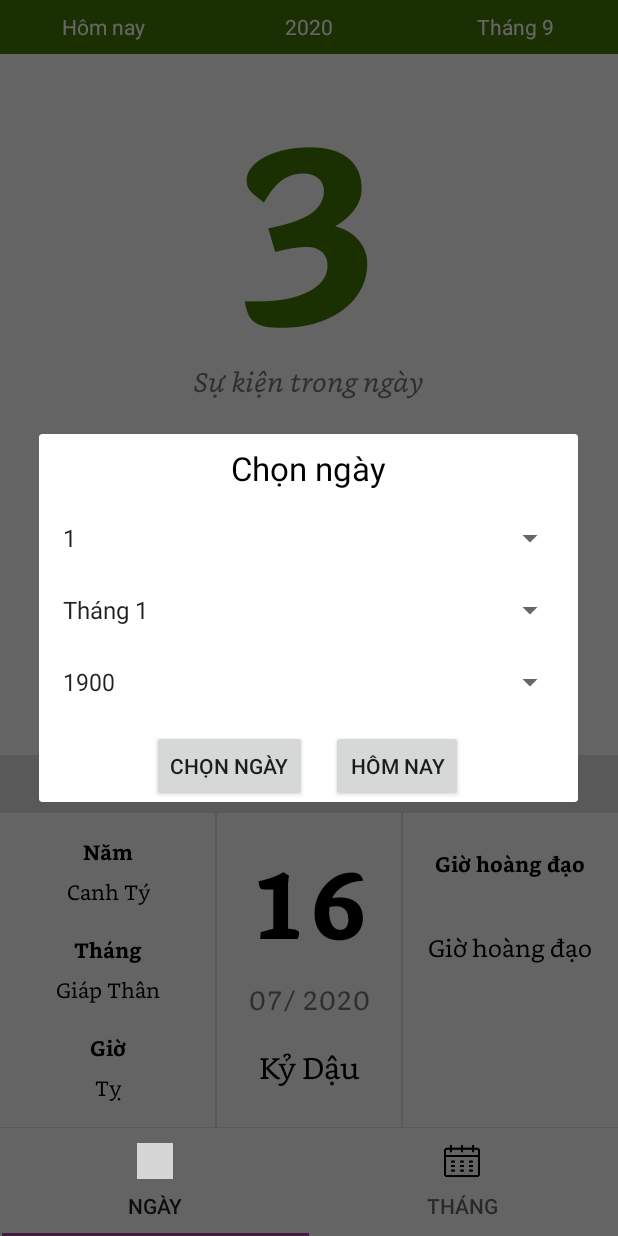
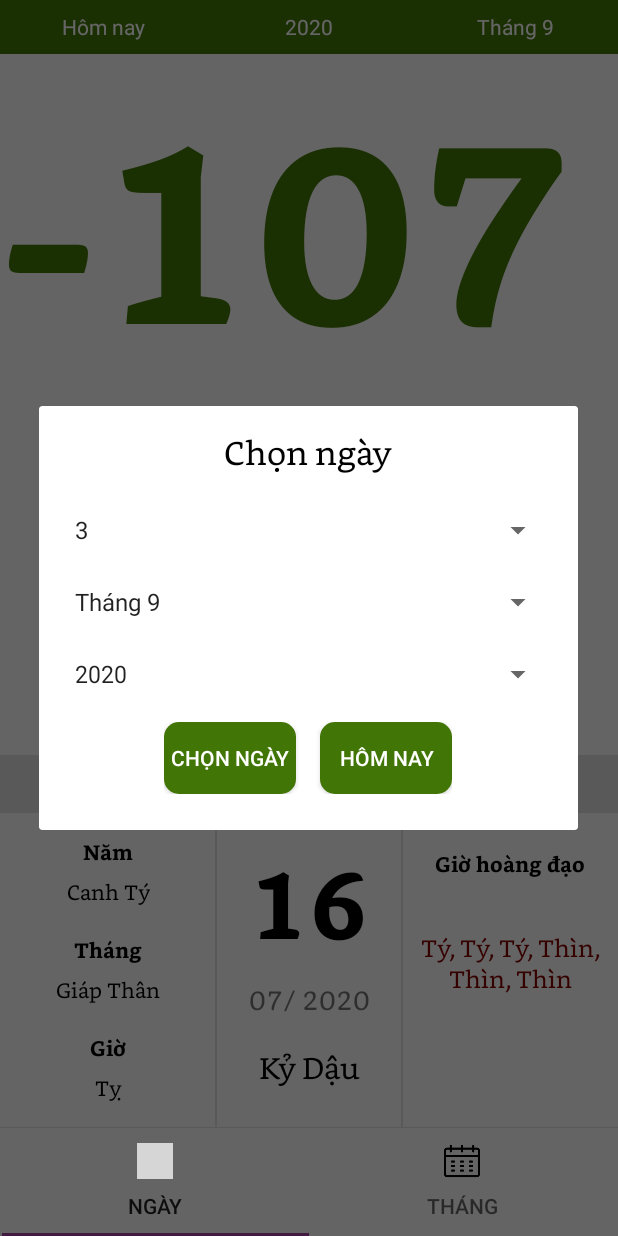
Before and after one commit to hungnm-1712/Calendar, an Android app: the screen it shows after launch (MainActivity), after a tap on "Hôm nay", on a phone screen of 412 x 824 dp. Run offline under Robolectric (Android 15) with nearby library versions, the phone set to English and light mode, and no system bars; grey boxes are pictures that could not be loaded.

Commit message:
a Hung fix 1

```diff
--- a/app/src/main/java/com/example/calendar/adapter/ViewPagerDayDetailAdapter.kt
+++ b/app/src/main/java/com/example/calendar/adapter/ViewPagerDayDetailAdapter.kt
@@ -10,13 +10,12 @@ import com.example.calendar.fragment.MonthFragment
 
 class ViewPagerDayDetailAdapter(
     private val mContext: Context,
-    fm: FragmentManager,
-    var dd: Int, var mm: Int, var yyyy: Int
+    fm: FragmentManager
 ) :
     FragmentPagerAdapter(fm) {
 
     override fun getItem(position: Int): Fragment {
-        return  DayDetailFragment.newInstance(dd, mm, yyyy)
+        return  DayDetailFragment.newInstance(position)
     }
 
     override fun getCount(): Int {
--- a/app/src/main/java/com/example/calendar/fragment/DayDetailFragment.kt
+++ b/app/src/main/java/com/example/calendar/fragment/DayDetailFragment.kt
@@ -10,12 +10,11 @@ import android.view.ViewGroup
 import com.example.calendar.R
 import com.example.calendar.instance.CaculateDate
 import kotlinx.android.synthetic.main.fragment_day_detail.*
+import java.text.FieldPosition
 
 // TODO: Rename parameter arguments, choose names that match
 // the fragment initialization parameters, e.g. ARG_ITEM_NUMBER
-private const val ARG_PARAM1 = "param1"
-private const val ARG_PARAM2 = "param2"
-private const val ARG_PARAM3 = "param3"
+private const val ARG_POS = "pos"
 
 /**
  * A simple [Fragment] subclass.
@@ -25,16 +24,15 @@ private const val ARG_PARAM3 = "param3"
 class DayDetailFragment : Fragment() {
     // TODO: Rename and change types of parameters
     val TAG = "TAG Day detail fragment"
-    private var dd: Int? = null
-    private var mm: Int? = null
-    private var yyyy: Int? = null
+    private var pos: Int? = null
+//    private var dd: Int? = null
+//    private var mm: Int? = null
+//    private var yyyy: Int? = null
 
     override fun onCreate(savedInstanceState: Bundle?) {
         super.onCreate(savedInstanceState)
         arguments?.let {
-            dd = it.getInt(ARG_PARAM1)
-            mm = it.getInt(ARG_PARAM2)
-            yyyy = it.getInt(ARG_PARAM3)
+            pos = it.getInt(ARG_POS)
         }
     }
 
@@ -47,8 +45,9 @@ class DayDetailFragment : Fragment() {
 
     override fun onViewCreated(view: View, savedInstanceState: Bundle?) {
         try {
-            tvNgayDuong.text = dd.toString()
-            tvThu.text = CaculateDate.getThu(dd!!, mm!!, yyyy!!)
+
+            tvNgayDuong.text = (pos?.minus(Int.MAX_VALUE)).toString()
+//            tvThu.text = CaculateDate.getThu(dd!!, mm!!, yyyy!!)
         } catch (e: Exception) {
             e.printStackTrace()
         }
@@ -57,12 +56,10 @@ class DayDetailFragment : Fragment() {
     }
 
     companion object {
-        fun newInstance(param1: Int, param2: Int, param3: Int) =
+        fun newInstance(pos: Int) =
             DayDetailFragment().apply {
                 arguments = Bundle().apply {
-                    putInt(ARG_PARAM1, param1)
-                    putInt(ARG_PARAM2, param2)
-                    putInt(ARG_PARAM3, param3)
+                    putInt(ARG_POS, pos)
                 }
             }
     }
--- a/app/src/main/java/com/example/calendar/fragment/DayFragment.kt
+++ b/app/src/main/java/com/example/calendar/fragment/DayFragment.kt
@@ -2,6 +2,7 @@ package com.example.calendar.fragment
 
 import android.app.AlertDialog
 import android.os.Bundle
+import android.util.Log
 import android.view.LayoutInflater
 import android.view.View
 import android.view.ViewGroup
@@ -11,33 +12,13 @@ import androidx.viewpager.widget.ViewPager
 import com.example.calendar.R
 import com.example.calendar.adapter.ViewPagerDayDetailAdapter
 import com.example.calendar.instance.CaculateDate
-import kotlinx.android.synthetic.main.dialog_chose_day.*
 import kotlinx.android.synthetic.main.dialog_chose_day.view.*
 import kotlinx.android.synthetic.main.fragment_day.*
-import java.text.SimpleDateFormat
 import java.util.*
 
-
-// TODO: Rename parameter arguments, choose names that match
-// the fragment initialization parameters, e.g. ARG_ITEM_NUMBER
-private const val ARG_PARAM1 = "param1"
-private const val ARG_PARAM2 = "param2"
-
-/**
- * A simple [Fragment] subclass.
- * Use the [DayFragment.newInstance] factory method to
- * create an instance of this fragment.
- */
 class DayFragment : Fragment() {
-    // TODO: Rename and change types of parameters
-    private var param1: String? = null
-    private var param2: String? = null
     override fun onCreate(savedInstanceState: Bundle?) {
         super.onCreate(savedInstanceState)
-        arguments?.let {
-            param1 = it.getString(ARG_PARAM1)
-            param2 = it.getString(ARG_PARAM2)
-        }
     }
 
     val TAG = " TAG Day fragment"
@@ -55,6 +36,7 @@ class DayFragment : Fragment() {
         inflater: LayoutInflater, container: ViewGroup?,
         savedInstanceState: Bundle?
     ): View? {
+
         calendar = Calendar.getInstance()
         dd = calendar?.get(Calendar.DAY_OF_MONTH)!!
         mm = calendar?.get(Calendar.MONTH)!! + 1
@@ -69,7 +51,6 @@ class DayFragment : Fragment() {
         for (i in 1..31) {
             listDay.add(i)
         }
-
 
         return inflater.inflate(R.layout.fragment_day, container, false)
     }
@@ -87,20 +68,51 @@ class DayFragment : Fragment() {
             try {
                 var builder = AlertDialog.Builder(context)
                 var show = LayoutInflater.from(context).inflate(R.layout.dialog_chose_day, null)
+
+                /**  Add data to spinner*/
+
                 var adapterDay =
                     ArrayAdapter(context!!, android.R.layout.simple_spinner_item, listDay)
                 adapterDay.setDropDownViewResource(android.R.layout.simple_spinner_dropdown_item)
                 show.spnDay?.adapter = adapterDay
+
                 var adapterMonth =
                     ArrayAdapter(context!!, android.R.layout.simple_spinner_item, listMonth)
                 adapterMonth.setDropDownViewResource(android.R.layout.simple_spinner_dropdown_item)
                 show.spnMonth?.adapter = adapterMonth
+
                 var adapterYear =
                     ArrayAdapter(context!!, android.R.layout.simple_spinner_item, listYear)
                 adapterYear.setDropDownViewResource(android.R.layout.simple_spinner_dropdown_item)
                 show.spnYear?.adapter = adapterYear
 
+                /** Selection on spinner*/
 
+                show.spnDay.setSelection(dd - 1)
+                show.spnMonth.setSelection(mm - 1)
+                val spinnerPosition: Int = adapterYear.getPosition(yyyy)
+                show.spnYear.setSelection(spinnerPosition)
+
+                /** ChoseDay */
+
+                show.btnChoseDay.setOnClickListener {
+                    dd = show.spnDay.selectedItem.toString().toInt()
+                    mm = show.spnMonth.selectedItemPosition + 1
+                    yyyy = show.spnYear.selectedItem.toString().toInt()
+                    Log.d(TAG, "$dd $mm $yyyy")
+                    setTextToLayout(dd, mm, yyyy)
+//                    viewPagerDayDetail()
+                    alertDialog?.dismiss()
+                }
+
+                show.btnToday.setOnClickListener {
+                    dd = calendar?.get(Calendar.DAY_OF_MONTH)!!
+                    mm = calendar?.get(Calendar.MONTH)!! + 1
+                    yyyy = calendar?.get(Calendar.YEAR)!!
+                    setTextToLayout(dd, mm, yyyy)
+                    vpDayDetail.adapter?.notifyDataSetChanged()
+                    alertDialog?.dismiss()
+                }
                 builder.setView(show)
                 alertDialog = builder.show()
             } catch (e: Exception) {
@@ -111,12 +123,16 @@ class DayFragment : Fragment() {
     }
 
     private fun viewPagerDayDetail() {
+
         var adapterDetailDayViewPager =
-            ViewPagerDayDetailAdapter(context!!, fragmentManager!!, dd, mm, yyyy)
+            ViewPagerDayDetailAdapter(context!!, fragmentManager!!)
         vpDayDetail.adapter = adapterDetailDayViewPager
+        vpDayDetail.currentItem = Int.MAX_VALUE/2
+//        (vpDayDetail.adapter as ViewPagerDayDetailAdapter).notifyDataSetChanged()
 
         vpDayDetail.addOnPageChangeListener(object : ViewPager.OnPageChangeListener {
             override fun onPageScrollStateChanged(state: Int) {
+
             }
 
             override fun onPageScrolled(
@@ -128,13 +144,13 @@ class DayFragment : Fragment() {
             }
 
             override fun onPageSelected(position: Int) {
+
             }
         })
     }
 
 
     fun setTextToLayout(day: Int, month: Int, year: Int) {
-        //tvTime.text = SimpleDateFormat("HH:mm").format(calendar?.time)
         tvThangDuong.text = "Tháng $mm"
         tvNamDuong.text = yyyy.toString()
 
@@ -157,18 +173,9 @@ class DayFragment : Fragment() {
             )}"
 
 //        tvGioHoangDao.text = SimpleDateFormat("HH:mm").format(calendar?.time)
-        tvChiGio.text = CaculateDate.getChiGio(calendar?.get(Calendar.HOUR)!!)
+        tvChiGio.text = CaculateDate.getChiGio(calendar?.get(Calendar.HOUR_OF_DAY)!!)
+        Log.d(TAG, "Hour: ${calendar?.get(Calendar.HOUR_OF_DAY)}")
 
     }
 
-    companion object {
-        @JvmStatic
-        fun newInstance(param1: String, param2: String) =
-            DayFragment().apply {
-                arguments = Bundle().apply {
-                    putString(ARG_PARAM1, param1)
-                    putString(ARG_PARAM2, param2)
-                }
-            }
-    }
 }
--- a/app/src/main/java/com/example/calendar/instance/CaculateDate.kt
+++ b/app/src/main/java/com/example/calendar/instance/CaculateDate.kt
@@ -54,21 +54,28 @@ class CaculateDate {
         /// Tìm tên gọi Chi của ngày
         fun getChiNgay(dd: Int, mm: Int, yy: Int): String {
             val jd = jdFromDate(dd, mm, yy)
-            return Chi.get((jd + 1) % 12 )
+            return Chi.get((jd + 1) % 12)
         }
 
 
         /// Tìm tên gọi Chi của tháng (!tháng Âm Lịch)
         // mm la thang Am lich duoc tinh truoc do
         fun getChiThang(mm: Int): String? {
-            val tam = (mm) % 12 // Thang 11 la thang Ty, thang 12 la thang Suu
-            return Chi.get(tam-1)
+            var tam = (mm) % 12 // Thang 11 la thang Ty, thang 12 la thang Suu
+
+            if (mm < 12) {
+                tam--
+            }
+            return Chi.get(tam)
         }
 
         // mm la thang am lich, yy nam am lich
         fun getCanThang(mm: Int, yy: Int): String? {
-            val tam = (yy * 12 + mm + 2) % 10
-            return Can.get(tam-1)
+            var tam = (yy * 12 + mm + 2) % 10
+            if (mm < 12) {
+                tam --
+            }
+            return Can.get(tam)
         }
 
         fun jdToDate(jd: Long): ArrayList<Int> {
@@ -98,7 +105,6 @@ class CaculateDate {
             month = (m + 3 - 12 * (m / 10.0f).toInt()).toInt()
             year = (b * 100 + d - 4800 + (m / 10.0f).toInt()).toInt()
             var listDMY = arrayListOf<Int>(day, month, year)
-            Log.d(TAG, "JD to date :  ${listDMY.get(0)}/${listDMY.get(1)}/${listDMY.get(2)}")
             return listDMY
         }
 
@@ -113,8 +119,6 @@ class CaculateDate {
             if (jd < 2299161) {
                 jd = dd + ((153 * m + 2) / 5) + 365 * y + (y / 4) - 32083
             }
-
-            Log.d(TAG, "JD: $jd")
             return jd
         }
 
--- /dev/null
+++ b/app/src/main/res/drawable/custom_button.xml
@@ -0,0 +1,5 @@
+<?xml version="1.0" encoding="utf-8"?>
+<shape  xmlns:android="http://schemas.android.com/apk/res/android" android:shape="rectangle">
+    <solid android:color="@color/colorPrimary"/>
+    <corners android:radius="10dp"/>
+</shape>
--- a/app/src/main/res/layout/dialog_chose_day.xml
+++ b/app/src/main/res/layout/dialog_chose_day.xml
@@ -3,13 +3,18 @@
     xmlns:app="http://schemas.android.com/apk/res-auto"
     xmlns:tools="http://schemas.android.com/tools"
     android:layout_width="match_parent"
-    android:layout_height="match_parent">
+    android:layout_height="match_parent"
+    android:paddingTop="8dp"
+    android:paddingLeft="8dp"
+    android:paddingRight="8dp"
+    android:paddingBottom="24dp">
 
     <TextView
         android:id="@+id/tvTitleDialog"
         android:layout_width="0dp"
         android:layout_height="wrap_content"
         android:layout_marginTop="8dp"
+        android:fontFamily="@font/font_regular"
         android:gravity="center"
         android:text="Chọn ngày"
         android:textColor="#000000"
@@ -72,14 +77,18 @@
             android:layout_width="wrap_content"
             android:layout_height="wrap_content"
             android:layout_marginRight="8dp"
-            android:text="Chọn ngày" />
+            android:background="@drawable/custom_button"
+            android:text="Chọn ngày"
+            android:textColor="#ffffff" />
 
         <Button
             android:id="@+id/btnToday"
             android:layout_width="wrap_content"
             android:layout_height="wrap_content"
             android:layout_marginLeft="8dp"
-            android:text="Hôm nay" />
+            android:background="@drawable/custom_button"
+            android:text="Hôm nay"
+            android:textColor="#ffffff" />
 
     </LinearLayout>
 
--- a/app/src/main/res/layout/fragment_day.xml
+++ b/app/src/main/res/layout/fragment_day.xml
@@ -250,8 +250,8 @@
             android:layout_marginRight="8dp"
             android:gravity="center_horizontal"
             android:fontFamily="@font/font_regular"
-            android:text="Giờ hoàng đạo"
-            android:textColor="#000000"
+            android:text="Tý, Tý, Tý, Thìn, Thìn, Thìn"
+            android:textColor="#850101"
             android:textSize="16sp"
             app:layout_constraintEnd_toEndOf="parent"
             app:layout_constraintStart_toStartOf="@+id/guideline2"
--- a/app/src/main/res/layout/fragment_day_detail.xml
+++ b/app/src/main/res/layout/fragment_day_detail.xml
@@ -35,7 +35,7 @@
         app:layout_constraintEnd_toEndOf="parent"
         app:layout_constraintStart_toStartOf="parent" />
 
-    <TextView
+<!--    <TextView
         android:id="@+id/tvSukienNgay"
         android:layout_width="wrap_content"
         android:layout_height="wrap_content"
@@ -47,6 +47,6 @@
         app:layout_constraintEnd_toEndOf="parent"
         app:layout_constraintStart_toStartOf="parent"
         app:layout_constraintTop_toBottomOf="@+id/tvNgayDuong"
-        app:layout_constraintVertical_bias="0.0" />
+        app:layout_constraintVertical_bias="0.0" />-->
 
 </androidx.constraintlayout.widget.ConstraintLayout>
--- a/app/src/main/res/values/strings.xml
+++ b/app/src/main/res/values/strings.xml
@@ -1,5 +1,5 @@
 <resources>
-    <string name="app_name">Calendar</string>
+    <string name="app_name">Lịch</string>
 
     <string name="day_fragment">Day Fragment</string>
     <string name="month_fragment">Month Fragment</string>
```
